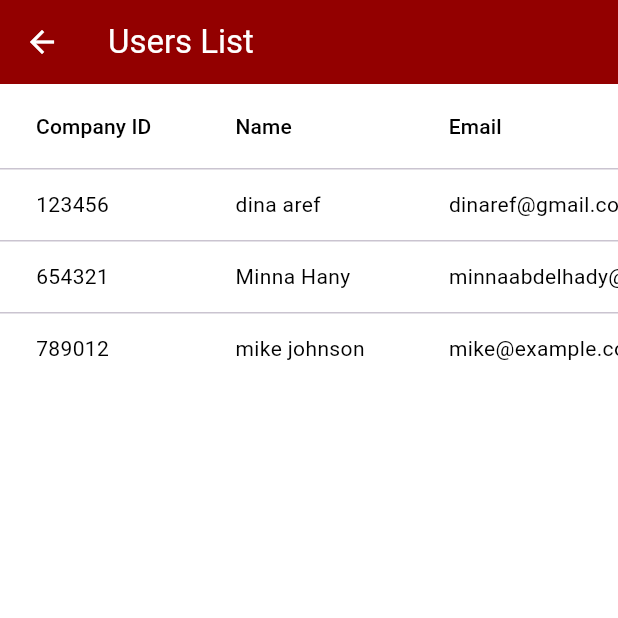
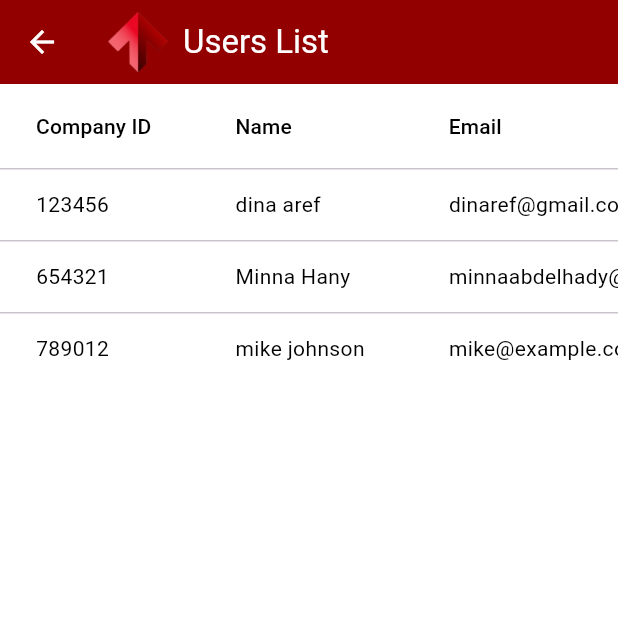
Before and after one commit to Minna-Abdelhady/Internship, a Flutter app: the UsersListScreen screen opened directly, on a phone screen of 412 x 824 dp, the top half of it. Run offline on Flutter 3.47's test engine with Material 3 defaults, Android fonts, the phone set to English and light mode, and no system bars; our stand-ins replace email_validator, hive, hive_flutter, image_picker, table_calendar; accounts and stored records are empty.

Commit message:
Add user page logo

```diff
--- a/fingerprint_attendace/lib/screens/add_user_screen.dart
+++ b/fingerprint_attendace/lib/screens/add_user_screen.dart
@@ -214,7 +214,7 @@ class _AddUserScreenState extends State<AddUserScreen> {
                     });
                   },
                   decoration: InputDecoration(
-                    labelText: 'Director ID',
+                    labelText: 'Director',
                     labelStyle: TextStyle(color: Color(0xFF930000)),
                     border: OutlineInputBorder(
                       borderRadius: BorderRadius.circular(10),
--- a/fingerprint_attendace/lib/screens/users_list_screen.dart
+++ b/fingerprint_attendace/lib/screens/users_list_screen.dart
@@ -14,7 +14,20 @@ class UsersListScreen extends StatelessWidget {
   Widget build(BuildContext context) {
     return Scaffold(
       appBar: AppBar(
-        title: Text('Users List', style: TextStyle(color: Colors.white)),
+        title: Row(
+          children: [
+            Image.asset(
+              'assets/arrow_mm.png',
+              height: 40,
+              width: 40,
+            ),
+            SizedBox(width: 10),
+            Text(
+              'Users List',
+              style: TextStyle(color: Colors.white),
+            ),
+          ],
+        ),
         backgroundColor: Color(0xFF930000), // AppBar color to match company theme
         iconTheme: IconThemeData(
           color: Colors.white, // Back arrow color to white
```
